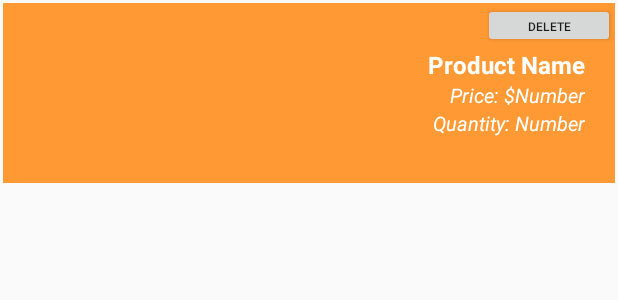
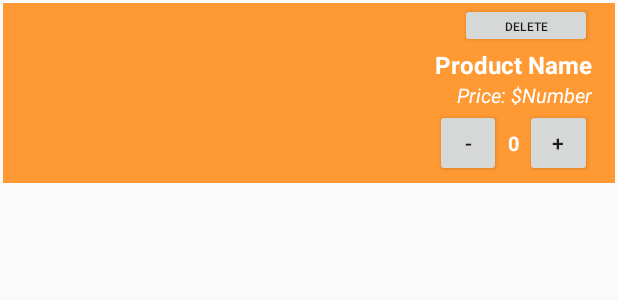
Before and after one commit to adamcreeves/GroceryApp, an Android app: the layout row_adapter_shopping_cart.xml on its own in the app's theme, with its tools: preview values and no code run, on a phone screen of 412 x 824 dp. Shown: the top 300 px of the screen. Run offline under Robolectric (Android 15) with nearby library versions, the phone set to English and light mode, and no system bars; network calls fail.

Commit message:
Before lunch updates

```diff
--- a/app/src/main/java/com/example/glossaryapp/activities/ProductDetailActivity.kt
+++ b/app/src/main/java/com/example/glossaryapp/activities/ProductDetailActivity.kt
@@ -84,6 +84,12 @@ class ProductDetailActivity : AppCompatActivity() {
                     ShoppingCartActivity::class.java
                 )
             )
+            R.id.action_home -> startActivity(
+                Intent(
+                    applicationContext,
+                    HomeActivity::class.java
+                )
+            )
             R.id.action_settings -> Toast.makeText(
                 applicationContext,
                 "You just clicked on Settings. Great work!",
--- a/app/src/main/java/com/example/glossaryapp/models/CartProductData.kt
+++ b/app/src/main/java/com/example/glossaryapp/models/CartProductData.kt
@@ -2,7 +2,7 @@ package com.example.glossaryapp.models
 
 class CartProductData(
     var id: String,
-    var quantity: Int,
+    var quantity: Int = 0,
     var mrp: Double,
     var productName: String,
     var price: Double,
--- /dev/null
+++ b/app/src/main/res/drawable/ic_baseline_home_24.xml
@@ -0,0 +1,5 @@
+<vector android:height="24dp" android:tint="#224499"
+    android:viewportHeight="24" android:viewportWidth="24"
+    android:width="24dp" xmlns:android="http://schemas.android.com/apk/res/android">
+    <path android:fillColor="@android:color/white" android:pathData="M10,20v-6h4v6h5v-8h3L12,3 2,12h3v8z"/>
+</vector>
--- a/app/src/main/res/layout/row_adapter_shopping_cart.xml
+++ b/app/src/main/res/layout/row_adapter_shopping_cart.xml
@@ -19,8 +19,8 @@
         android:layout_width="wrap_content"
         android:layout_height="wrap_content"
         android:layout_alignParentRight="true"
-        android:layout_marginRight="20dp"
-        android:layout_centerVertical="true"
+        android:layout_marginTop="30dp"
+        android:layout_marginRight="15dp"
         android:orientation="vertical">
 
         <TextView
@@ -57,29 +57,41 @@
                 android:textStyle="italic" />
         </RelativeLayout>
 
-        <RelativeLayout
+
+
+        <LinearLayout
             android:layout_width="match_parent"
-            android:layout_height="wrap_content">
+            android:layout_height="wrap_content"
+            android:orientation="horizontal"
+            android:weightSum="3">
 
-            <TextView
-                android:layout_width="wrap_content"
-                android:layout_height="wrap_content"
-                android:text="Quantity: "
-                android:layout_toLeftOf="@+id/text_view_cart_quantity"
-                android:textColor="#fff"
-                android:textSize="13dp"
-                android:textStyle="italic" />
+            <Button
+                android:id="@+id/button_cart_minus_one"
+                android:layout_width="35dp"
+                android:layout_height="45dp"
+                android:layout_weight="1"
+                android:text="-" />
 
             <TextView
                 android:id="@+id/text_view_cart_quantity"
                 android:layout_width="wrap_content"
                 android:layout_height="wrap_content"
-                android:layout_alignParentRight="true"
-                android:text="Number"
+                android:layout_weight="1"
+                android:text="0"
+                android:layout_gravity="center"
+                android:gravity="center"
                 android:textColor="#fff"
                 android:textSize="13dp"
-                android:textStyle="italic" />
-        </RelativeLayout>
+                android:textStyle="bold" />
+            <Button
+                android:id="@+id/button_cart_plus_one"
+                android:layout_width="35dp"
+                android:layout_height="45dp"
+                android:layout_weight="1"
+                android:text="+" />
+
+        </LinearLayout>
+
 
     </LinearLayout>
 
@@ -87,8 +99,8 @@
         android:id="@+id/button_cart_delete"
         android:layout_width="wrap_content"
         android:layout_height="30dp"
+        android:layout_marginRight="15dp"
         android:layout_alignParentRight="true"
-        android:layout_gravity="right"
         android:text="Delete"
         android:textSize="8dp" />
 
--- a/app/src/main/res/menu/main_menu.xml
+++ b/app/src/main/res/menu/main_menu.xml
@@ -1,6 +1,12 @@
 <?xml version="1.0" encoding="utf-8"?>
 <menu xmlns:android="http://schemas.android.com/apk/res/android"
     xmlns:app="http://schemas.android.com/apk/res-auto">
+    <item
+        app:showAsAction="never"
+        android:id="@+id/action_home"
+        android:title="Home"
+        android:icon="@drawable/ic_baseline_home_24"
+        />
     <item
         app:showAsAction="never"
         android:id="@+id/action_profile"
```
Also changed, not shown: app/src/main/java/com/example/glossaryapp/activities/ShoppingCartActivity.kt (+8 -1 lines), app/src/main/java/com/example/glossaryapp/activities/SubCategoryActivity.kt (+17 -3 lines), app/src/main/java/com/example/glossaryapp/adapters/AdapterShoppingCart.kt (+24 -4 lines), app/src/main/java/com/example/glossaryapp/database/DBHelper.kt (+40 -11 lines).
